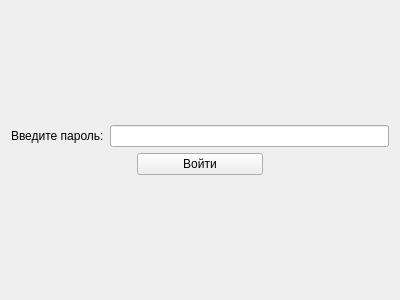
Before: the Qt Designer form authwindow.ui in tlyashok/cryptoLabs, drawn with Qt 5.
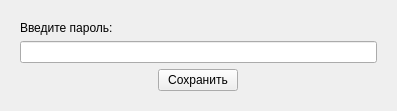
After: the same form once the commit is applied.

```diff
--- a/authwindow.ui
+++ b/authwindow.ui
@@ -6,8 +6,8 @@
    <rect>
     <x>0</x>
     <y>0</y>
-    <width>400</width>
-    <height>300</height>
+    <width>397</width>
+    <height>111</height>
    </rect>
   </property>
   <property name="sizePolicy">
@@ -19,33 +19,15 @@
   <property name="windowTitle">
    <string>Form</string>
   </property>
-  <layout class="QGridLayout" name="gridLayout" rowstretch="1,0,0,0,0,0,0,0,1">
-   <item row="2" column="0">
-    <widget class="QLabel" name="label">
-     <property name="text">
-      <string>Введите пароль:</string>
+  <layout class="QGridLayout" name="gridLayout">
+   <item row="0" column="0">
+    <widget class="QStackedWidget" name="stackedWidget">
+     <property name="currentIndex">
+      <number>1</number>
      </property>
-    </widget>
-   </item>
+     <widget class="QWidget" name="page_decrypt">
+      <layout class="QGridLayout" name="gridLayout_2">
    <item row="2" column="1">
-    <widget class="QLineEdit" name="lineEdit"/>
-   </item>
-   <item row="6" column="0" colspan="2">
-    <layout class="QHBoxLayout" name="horizontalLayout" stretch="2,2,2">
-     <item>
-      <spacer name="horizontalSpacer">
-       <property name="orientation">
-        <enum>Qt::Horizontal</enum>
-       </property>
-       <property name="sizeHint" stdset="0">
-        <size>
-         <width>40</width>
-         <height>20</height>
-        </size>
-       </property>
-      </spacer>
-     </item>
-     <item>
       <widget class="QPushButton" name="joinButton">
        <property name="sizePolicy">
         <sizepolicy hsizetype="Minimum" vsizetype="Fixed">
@@ -58,20 +40,98 @@
        </property>
       </widget>
      </item>
-     <item>
+       <item row="1" column="0" colspan="3">
+        <widget class="QLineEdit" name="lineEdit"/>
+       </item>
+       <item row="0" column="0">
+        <widget class="QLabel" name="label">
+         <property name="text">
+          <string>Введите пароль:</string>
+         </property>
+        </widget>
+       </item>
+       <item row="2" column="2">
       <spacer name="horizontalSpacer_2">
        <property name="orientation">
         <enum>Qt::Horizontal</enum>
        </property>
        <property name="sizeHint" stdset="0">
         <size>
-         <width>40</width>
+           <width>134</width>
          <height>20</height>
         </size>
        </property>
       </spacer>
      </item>
-    </layout>
+       <item row="2" column="0">
+        <spacer name="horizontalSpacer">
+         <property name="orientation">
+          <enum>Qt::Horizontal</enum>
+         </property>
+         <property name="sizeHint" stdset="0">
+          <size>
+           <width>134</width>
+           <height>20</height>
+          </size>
+         </property>
+        </spacer>
+       </item>
+      </layout>
+     </widget>
+     <widget class="QWidget" name="page_encrypt">
+      <layout class="QGridLayout" name="gridLayout_3">
+       <item row="0" column="0">
+        <widget class="QLabel" name="label_2">
+         <property name="text">
+          <string>Введите пароль:</string>
+         </property>
+        </widget>
+       </item>
+       <item row="1" column="0" colspan="3">
+        <widget class="QLineEdit" name="lineEdit_2"/>
+       </item>
+       <item row="2" column="0">
+        <spacer name="horizontalSpacer_4">
+         <property name="orientation">
+          <enum>Qt::Horizontal</enum>
+         </property>
+         <property name="sizeHint" stdset="0">
+          <size>
+           <width>134</width>
+           <height>20</height>
+          </size>
+         </property>
+        </spacer>
+       </item>
+       <item row="2" column="1">
+        <widget class="QPushButton" name="saveButton">
+         <property name="sizePolicy">
+          <sizepolicy hsizetype="Minimum" vsizetype="Fixed">
+           <horstretch>0</horstretch>
+           <verstretch>0</verstretch>
+          </sizepolicy>
+         </property>
+         <property name="text">
+          <string>Сохранить</string>
+         </property>
+        </widget>
+       </item>
+       <item row="2" column="2">
+        <spacer name="horizontalSpacer_3">
+         <property name="orientation">
+          <enum>Qt::Horizontal</enum>
+         </property>
+         <property name="sizeHint" stdset="0">
+          <size>
+           <width>134</width>
+           <height>20</height>
+          </size>
+         </property>
+        </spacer>
+       </item>
+      </layout>
+     </widget>
+    </widget>
    </item>
   </layout>
  </widget>
```
Lines whose indentation alone changed are shown as unchanged.
